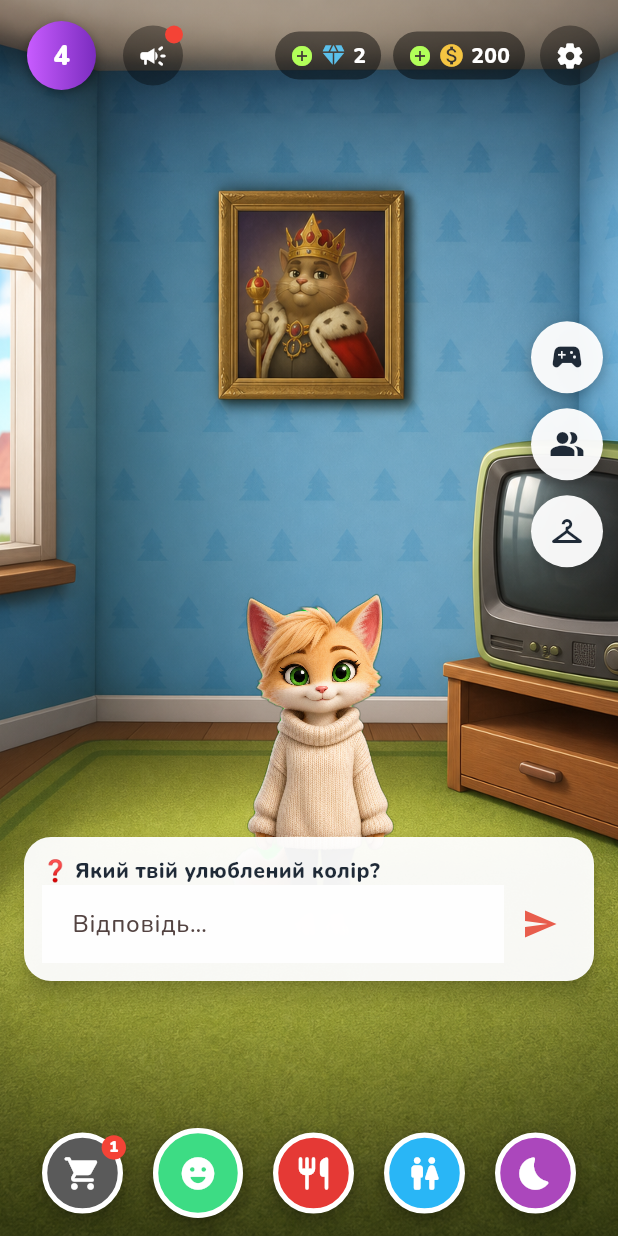
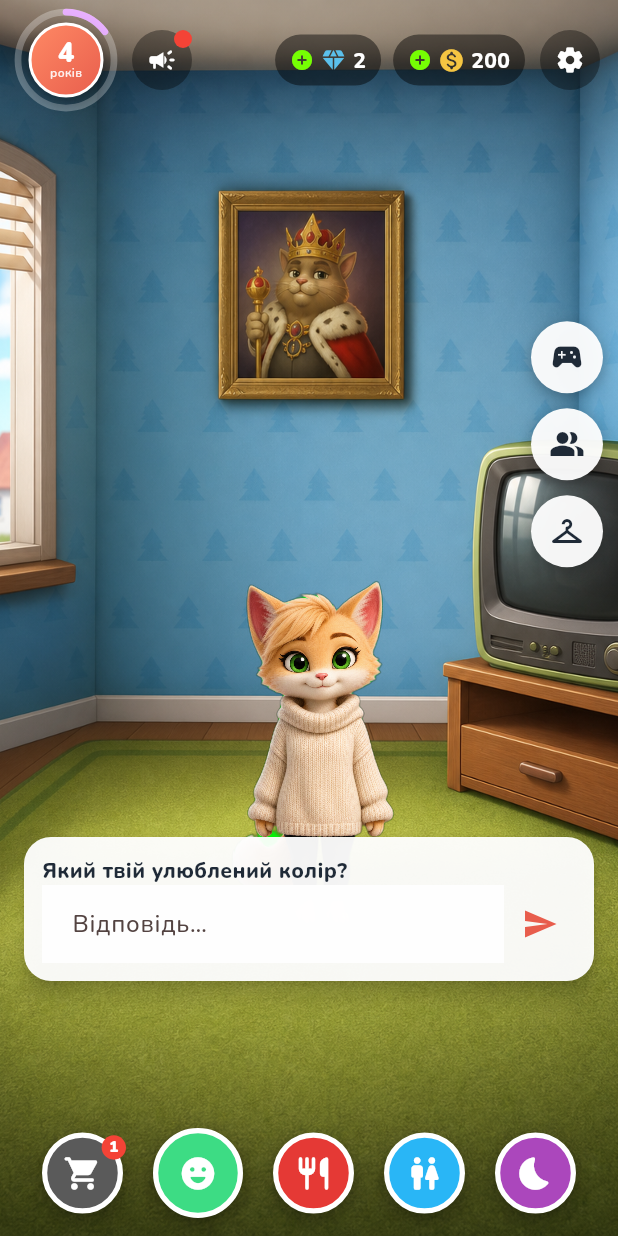
Before and after one commit to tryzubtrz/Vadym-Tokaryk, a Flutter app: the screen it shows after launch, on a phone screen of 412 x 824 dp. Run offline on Flutter 3.47's test engine with Material 3 defaults, Android fonts, the phone set to English and light mode, and no system bars; drawn by our look-alikes of flutter_animate; our stand-ins replace confetti, connectivity_plus, file_picker, flutter_riverpod, flutter_secure_storage, go_router and 5 more; accounts and stored records are empty.

Commit message:
feat(step-3): polish Tom home HUD and critical needs pips
Age ring with year progress, currency chips to economy, critical-only
need hints, and entrance motions for HUD / side fabs / bottom actions.

Co-authored-by: tryzubtrz <tryzubtrz@users.noreply.github.com>

```diff
--- a/lib/features/home/presentation/home_shell.dart
+++ b/lib/features/home/presentation/home_shell.dart
@@ -1,8 +1,10 @@
 import 'package:flutter/material.dart';
+import 'package:flutter_animate/flutter_animate.dart';
 import 'package:flutter_riverpod/flutter_riverpod.dart';
 import 'package:go_router/go_router.dart';
 
 import '../../../shared/providers/app_providers.dart';
+import '../widgets/tom_needs_pips.dart';
 import '../widgets/tom_style_ui.dart';
 
 class HomeShell extends ConsumerStatefulWidget {
@@ -40,34 +42,53 @@ class _HomeShellState extends ConsumerState<HomeShell> {
       kind: RoomSceneKind.living,
       character: character,
       pose: _pose,
-      // Touch reactions + mood handled by RiveCharacterView / animation provider.
+      characterSizeFactor: 0.68,
+      characterAlignment: const Alignment(0, 0.32),
       onCharacterTap: () => setState(() => _pose = CharacterPose.react),
       onStroke: () => setState(() => _pose = CharacterPose.happy),
       topBar: Padding(
         padding: const EdgeInsets.fromLTRB(12, 8, 12, 0),
         child: Column(
+          crossAxisAlignment: CrossAxisAlignment.start,
           children: [
             Row(
               children: [
                 LevelBadge(
                   level: character.age,
                   progress: character.yearProgress,
-                ),
+                )
+                    .animate()
+                    .fadeIn(duration: 420.ms)
+                    .scale(
+                      begin: const Offset(0.85, 0.85),
+                      curve: Curves.easeOutBack,
+                    ),
                 const SizedBox(width: 8),
                 _hudIcon(Icons.campaign_rounded, () => context.push('/news'),
-                    alert: true),
+                        alert: true)
+                    .animate()
+                    .fadeIn(delay: 80.ms, duration: 360.ms),
                 const Spacer(),
                 TomCurrencyBar(
                   coins: character.coins,
                   gems: character.donateCoins,
-                ),
+                  onAddCoins: () => context.push('/economy'),
+                  onAddGems: () => context.push('/economy'),
+                )
+                    .animate()
+                    .fadeIn(delay: 100.ms, duration: 400.ms)
+                    .slideX(begin: 0.08, curve: Curves.easeOutCubic),
                 const SizedBox(width: 6),
                 _hudIcon(
                   Icons.settings_rounded,
                   () => context.push('/settings'),
-                ),
+                ).animate().fadeIn(delay: 140.ms, duration: 360.ms),
               ],
             ),
+            const SizedBox(height: 8),
+            TomNeedsPips(needs: character.needs)
+                .animate()
+                .fadeIn(delay: 220.ms, duration: 320.ms),
             if (downloadLabel != null) ...[
               const SizedBox(height: 8),
               Container(
@@ -106,7 +127,10 @@ class _HomeShellState extends ConsumerState<HomeShell> {
             onTap: () => context.push('/wardrobe'),
           ),
         ],
-      ),
+      )
+          .animate()
+          .fadeIn(delay: 180.ms, duration: 400.ms)
+          .slideX(begin: 0.25, curve: Curves.easeOutCubic),
       overlay: growth.dailyQuestionAsked &&
               !growth.dailyQuestionAnswered &&
               growth.dailyQuestionText != null
@@ -125,7 +149,7 @@ class _HomeShellState extends ConsumerState<HomeShell> {
                         .showSnackBar(SnackBar(content: Text(msg)));
                   }
                 },
-              ),
+              ).animate().fadeIn(duration: 280.ms).slideY(begin: 0.12),
             )
           : null,
       bottomBar: Padding(
@@ -189,7 +213,10 @@ class _HomeShellState extends ConsumerState<HomeShell> {
               },
             ),
           ],
-        ),
+        )
+            .animate()
+            .fadeIn(delay: 160.ms, duration: 420.ms)
+            .slideY(begin: 0.35, curve: Curves.easeOutCubic),
       ),
     );
   }
@@ -259,7 +286,7 @@ class _DailyBubbleState extends State<_DailyBubble> {
           crossAxisAlignment: CrossAxisAlignment.stretch,
           children: [
             Text(
-              '❓ ${widget.question}',
+              widget.question,
               style: const TextStyle(fontWeight: FontWeight.w800),
             ),
             Row(
--- a/lib/features/home/widgets/tom_style_ui.dart
+++ b/lib/features/home/widgets/tom_style_ui.dart
@@ -278,48 +278,77 @@ class TomActionButton extends StatelessWidget {
 }
 
 class LevelBadge extends StatelessWidget {
-  const LevelBadge({super.key, required this.level, this.progress = 0});
+  const LevelBadge({
+    super.key,
+    required this.level,
+    this.progress = 0,
+    this.subtitle,
+  });
   final int level;
   final double progress;
+  final String? subtitle;
 
   @override
   Widget build(BuildContext context) {
     return SizedBox(
-      width: 58,
-      height: 58,
+      width: 64,
+      height: 64,
       child: Stack(
         alignment: Alignment.center,
         children: [
-          CircularProgressIndicator(
-            value: progress.clamp(0.05, 1),
-            strokeWidth: 4,
-            backgroundColor: Colors.white24,
-            valueColor: const AlwaysStoppedAnimation(Color(0xFFE8B0FF)),
+          SizedBox(
+            width: 64,
+            height: 64,
+            child: CircularProgressIndicator(
+              value: progress.clamp(0.04, 1),
+              strokeWidth: 4.5,
+              backgroundColor: Colors.white.withValues(alpha: 0.28),
+              valueColor: const AlwaysStoppedAnimation(AppColors.levelRing),
+              strokeCap: StrokeCap.round,
+            ),
           ),
           Container(
-            width: 46,
-            height: 46,
+            width: 50,
+            height: 50,
             alignment: Alignment.center,
-            decoration: const BoxDecoration(
+            decoration: BoxDecoration(
               shape: BoxShape.circle,
-              gradient: LinearGradient(
-                colors: [Color(0xFFC85CFF), Color(0xFF7B2CBF)],
+              gradient: const LinearGradient(
+                begin: Alignment.topLeft,
+                end: Alignment.bottomRight,
+                colors: [Color(0xFFFF8A65), AppColors.brandCoral],
               ),
+              border: Border.all(color: Colors.white, width: 2),
               boxShadow: [
                 BoxShadow(
-                  color: Colors.black38,
-                  blurRadius: 6,
-                  offset: Offset(0, 2),
+                  color: Colors.black.withValues(alpha: 0.35),
+                  blurRadius: 8,
+                  offset: const Offset(0, 3),
                 ),
               ],
             ),
-            child: Text(
+            child: Column(
+              mainAxisAlignment: MainAxisAlignment.center,
+              children: [
+                Text(
                   '$level',
                   style: const TextStyle(
                     color: Colors.white,
                     fontWeight: FontWeight.w900,
                     fontSize: 18,
+                    height: 1,
                   ),
+                ),
+                Text(
+                  subtitle ?? 'років',
+                  style: TextStyle(
+                    color: Colors.white.withValues(alpha: 0.9),
+                    fontWeight: FontWeight.w600,
+                    fontSize: 8,
+                    height: 1.1,
+                  ),
+                ),
+              ],
             ),
           ),
         ],
@@ -329,32 +358,53 @@ class LevelBadge extends StatelessWidget {
 }
 
 class TomCurrencyBar extends StatelessWidget {
-  const TomCurrencyBar({super.key, required this.coins, required this.gems});
+  const TomCurrencyBar({
+    super.key,
+    required this.coins,
+    required this.gems,
+    this.onAddCoins,
+    this.onAddGems,
+  });
   final int coins;
   final int gems;
+  final VoidCallback? onAddCoins;
+  final VoidCallback? onAddGems;
 
   @override
   Widget build(BuildContext context) {
     return Row(
       mainAxisSize: MainAxisSize.min,
       children: [
-        _chip(const Color(0xFF5BC0EB), Icons.diamond, gems),
+        _chip(
+          AppColors.donateCoins,
+          Icons.diamond_rounded,
+          gems,
+          onAdd: onAddGems,
+        ),
         const SizedBox(width: 8),
-        _chip(const Color(0xFFF5C542), Icons.monetization_on, coins),
+        _chip(
+          AppColors.coins,
+          Icons.monetization_on_rounded,
+          coins,
+          onAdd: onAddCoins,
+        ),
       ],
     );
   }
 
-  Widget _chip(Color c, IconData icon, int value) {
-    return Container(
-      padding: const EdgeInsets.symmetric(horizontal: 10, vertical: 6),
-      decoration: BoxDecoration(
+  Widget _chip(Color c, IconData icon, int value, {VoidCallback? onAdd}) {
+    return Material(
       color: Colors.black.withValues(alpha: 0.45),
-        borderRadius: BorderRadius.circular(20),
-      ),
+      borderRadius: BorderRadius.circular(22),
+      child: InkWell(
+        onTap: onAdd,
+        borderRadius: BorderRadius.circular(22),
+        child: Padding(
+          padding: const EdgeInsets.symmetric(horizontal: 10, vertical: 7),
           child: Row(
             children: [
-          const Icon(Icons.add_circle, color: Colors.lightGreenAccent, size: 16),
+              Icon(Icons.add_circle_rounded,
+                  color: Colors.lightGreenAccent.shade400, size: 16),
               const SizedBox(width: 4),
               Icon(icon, color: c, size: 18),
               const SizedBox(width: 4),
@@ -367,6 +417,8 @@ class TomCurrencyBar extends StatelessWidget {
                 ),
               ),
             ],
+          ),
+        ),
       ),
     );
   }
```
Also changed, not shown: lib/features/home/widgets/tom_needs_pips.dart (added, +76 -0 lines), 3 other files. Lines whose indentation alone changed are shown as unchanged.
